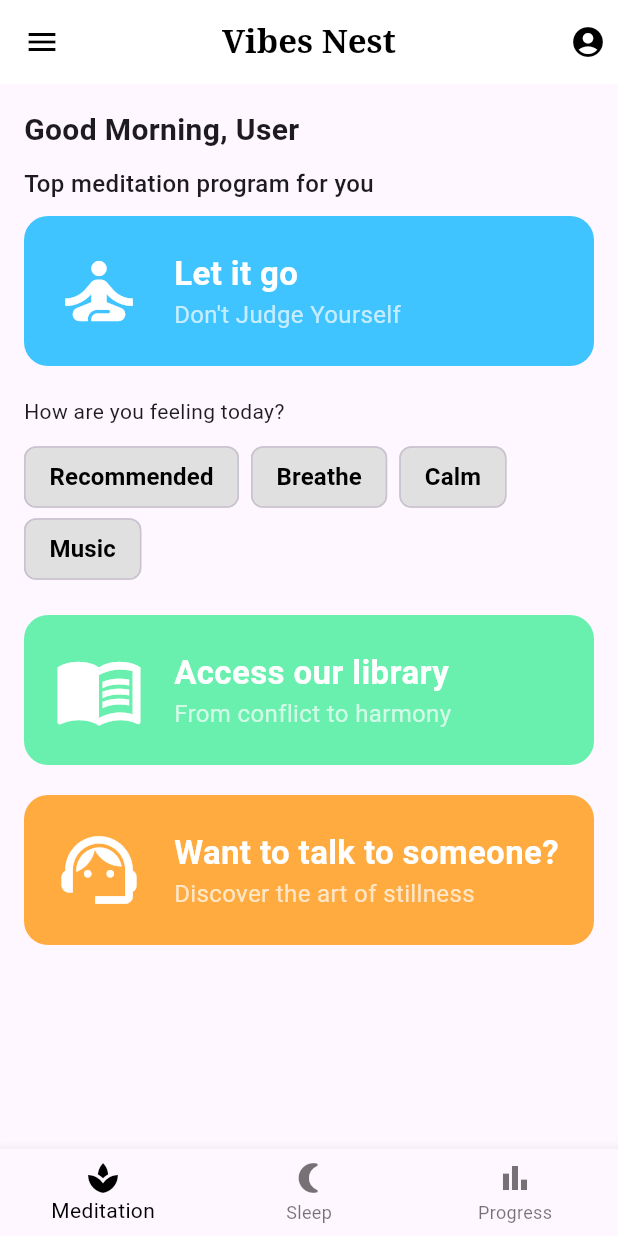
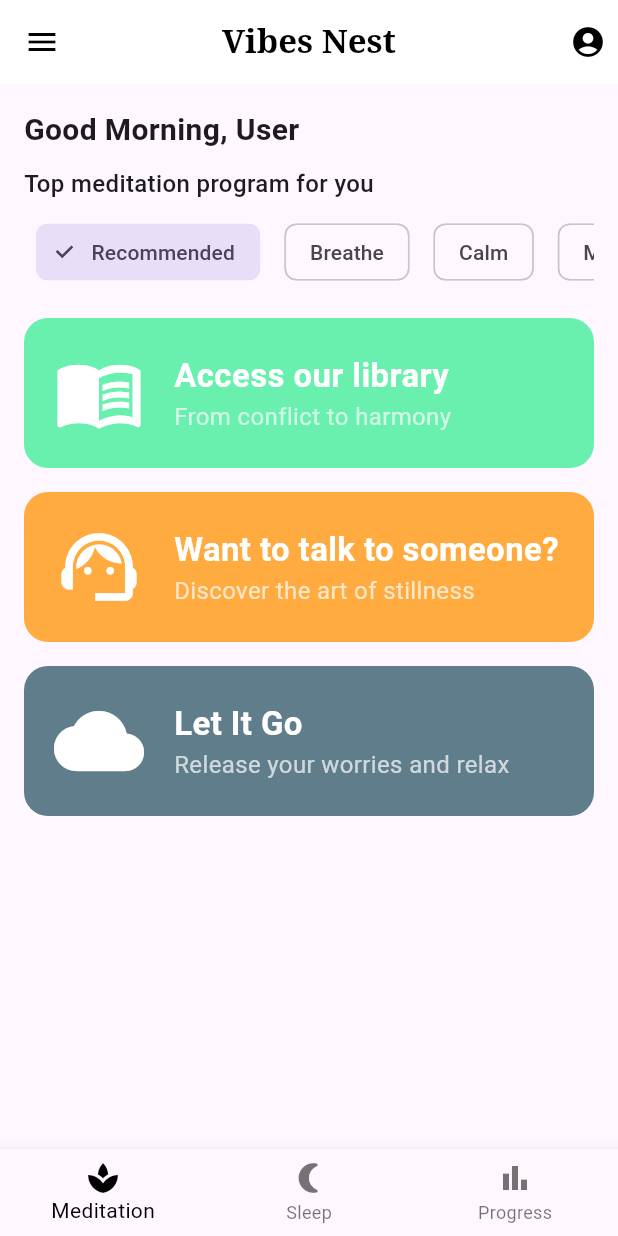
Before and after one commit to Dinuwara-HD/firstly, a Flutter app: the screen it shows after launch, on a phone screen of 412 x 824 dp. Run offline on Flutter 3.47's test engine with Material 3 defaults, Android fonts, the phone set to English and light mode, and no system bars; our stand-ins replace youtube_player_flutter.

Commit message:
updated home UI
added Yt videos&slider

```diff
--- a/lib/pages/home.dart
+++ b/lib/pages/home.dart
@@ -9,22 +9,74 @@ class HomePage extends StatefulWidget {
 }
 
 class _HomePageState extends State<HomePage> {
-  String _selectedCategory = '';
-  String _hoveredCategory = '';
+  String _selectedCategory = 'Recommended';
   int _selectedIndex = 0;
 
-  void _navigateTo(BuildContext context, String title) {
-    Navigator.push(
-      context,
-      MaterialPageRoute(builder: (context) => DetailPage(title: title)),
-    );
-  }
+  final Map<String, List<Map<String, dynamic>>> _categoryContent = {
+    'Recommended': [
+      {
+        'title': 'Access our library',
+        'subtitle': 'From conflict to harmony',
+        'color': Colors.greenAccent,
+        'icon': Icons.menu_book,
+      },
+      {
+        'title': 'Want to talk to someone?',
+        'subtitle': 'Discover the art of stillness',
+        'color': Colors.orangeAccent,
+        'icon': Icons.support_agent,
+      },
+      {
+        'title': 'Let It Go',
+        'subtitle': 'Release your worries and relax',
+        'color': Colors.blueGrey,
+        'icon': Icons.cloud,
+      },
+    ],
+    'Breathe': [
+      {
+        'title': 'Deep Breathing',
+        'subtitle': 'Improve your focus',
+        'color': Colors.blueAccent,
+        'icon': Icons.air,
+      },
+      {
+        'title': 'Breath Control',
+        'subtitle': 'Calm your mind',
+        'color': Colors.cyan,
+        'icon': Icons.self_improvement,
+      },
+    ],
+    'Calm': [
+      {
+        'title': 'Stay Calm',
+        'subtitle': 'Find inner peace',
+        'color': Colors.purpleAccent,
+        'icon': Icons.nightlight_round,
+      },
+    ],
+    'Music': [
+      {
+        'title': 'Relaxing Sounds',
+        'subtitle': 'Feel the tranquility',
+        'color': Colors.deepOrange,
+        'icon': Icons.music_note,
+      },
+    ],
+    'Community': [
+      {
+        'title': 'Join Discussions',
+        'subtitle': 'Engage with others',
+        'color': Colors.teal,
+        'icon': Icons.forum,
+      },
+    ],
+  };
 
   void _onCategoryTap(String category) {
     setState(() {
       _selectedCategory = category;
     });
-    _navigateTo(context, category);
   }
 
   void _onNavTap(int index) {
@@ -33,16 +85,25 @@ class _HomePageState extends State<HomePage> {
     });
 
     if (index == 0) {
-      // Navigate to Meditation Page
       Navigator.push(
         context,
         MaterialPageRoute(builder: (context) => const MeditationPage()),
       );
     } else {
-      // Keep other navigation as is
       List<String> pages = ['Sleep', 'Progress'];
       _navigateTo(context, pages[index - 1]);
     }
+  }
+
+  void _navigateTo(BuildContext context, String title) {
+    Navigator.push(
+      context,
+      MaterialPageRoute(
+          builder: (context) => Scaffold(
+                appBar: AppBar(title: Text(title)),
+                body: Center(child: Text('Content for $title')),
+              )),
+    );
   }
 
   @override
@@ -92,41 +153,21 @@ class _HomePageState extends State<HomePage> {
               style: TextStyle(fontSize: 16, fontWeight: FontWeight.w500),
             ),
             const SizedBox(height: 10),
-            _buildCard(
-              context,
-              title: 'Let it go',
-              subtitle: "Don't Judge Yourself",
-              duration: '32 min',
-              tracks: '8 tracks',
-              readTime: '2 min read',
-              color: Colors.lightBlueAccent,
-              image: Icons.self_improvement,
-            ),
-            const SizedBox(height: 20),
-            const Text('How are you feeling today?'),
-            const SizedBox(height: 10),
             _buildCategoryChips(),
             const SizedBox(height: 20),
-            _buildCard(
-              context,
-              title: 'Access our library',
-              subtitle: 'From conflict to harmony',
-              duration: '10 min',
-              tracks: '4 tracks',
-              readTime: '1 min read',
-              color: Colors.greenAccent,
-              image: Icons.menu_book,
-            ),
-            const SizedBox(height: 20),
-            _buildCard(
-              context,
-              title: 'Want to talk to someone?',
-              subtitle: 'Discover the art of stillness',
-              duration: '14 min',
-              tracks: '6 tracks',
-              readTime: '3 min read',
-              color: Colors.orangeAccent,
-              image: Icons.support_agent,
+            AnimatedSwitcher(
+              duration: const Duration(milliseconds: 300),
+              child: Column(
+                key: ValueKey<String>(_selectedCategory),
+                children: _categoryContent[_selectedCategory]!
+                    .map((data) => _buildCard(
+                          title: data['title'],
+                          subtitle: data['subtitle'],
+                          color: data['color'],
+                          image: data['icon'],
+                        ))
+                    .toList(),
+              ),
             ),
           ],
         ),
@@ -153,13 +194,31 @@ class _HomePageState extends State<HomePage> {
     );
   }
 
-  Widget _buildCard(
-    BuildContext context, {
+  Widget _buildCategoryChips() {
+    return SingleChildScrollView(
+      scrollDirection: Axis.horizontal,
+      child: Row(
+        children: _categoryContent.keys.map((category) {
+          return Padding(
+            padding: const EdgeInsets.symmetric(horizontal: 8.0),
+            child: ChoiceChip(
+              label: Text(category),
+              selected: _selectedCategory == category,
+              onSelected: (bool selected) {
+                if (selected) {
+                  _onCategoryTap(category);
+                }
+              },
+            ),
+          );
+        }).toList(),
+      ),
+    );
+  }
+
+  Widget _buildCard({
     required String title,
     required String subtitle,
-    required String duration,
-    required String tracks,
-    required String readTime,
     required Color color,
     required IconData image,
   }) {
@@ -171,6 +230,7 @@ class _HomePageState extends State<HomePage> {
           borderRadius: BorderRadius.circular(16),
         ),
         padding: const EdgeInsets.all(20),
+        margin: const EdgeInsets.only(bottom: 16),
         child: Row(
           children: [
             Icon(image, size: 60, color: Colors.white),
@@ -198,50 +258,4 @@ class _HomePageState extends State<HomePage> {
       ),
     );
   }
-
-  Widget _buildCategoryChips() {
-    final categories = ['Recommended', 'Breathe', 'Calm', 'Music'];
-    return Wrap(
-      spacing: 8.0,
-      children: categories.map((category) {
-        bool isSelected = _selectedCategory == category;
-        bool isHovered = _hoveredCategory == category;
-        return MouseRegion(
-          onEnter: (_) => setState(() => _hoveredCategory = category),
-          onExit: (_) => setState(() => _hoveredCategory = ''),
-          child: GestureDetector(
-            onTap: () => _onCategoryTap(category),
-            child: Chip(
-              label: Text(category),
-              backgroundColor: isSelected
-                  ? Colors.black
-                  : isHovered
-                      ? Colors.blueGrey
-                      : Colors.grey.shade300,
-              labelStyle: TextStyle(
-                fontSize: 16,
-                fontWeight: FontWeight.bold,
-                color: isSelected || isHovered ? Colors.white : Colors.black,
-              ),
-            ),
-          ),
-        );
-      }).toList(),
-    );
-  }
 }
-
-class DetailPage extends StatelessWidget {
-  final String title;
-  const DetailPage({super.key, required this.title});
-
-  @override
-  Widget build(BuildContext context) {
-    return Scaffold(
-      appBar: AppBar(title: Text(title)),
-      body: Center(
-        child: Text('Welcome to $title page!', style: TextStyle(fontSize: 24)),
-      ),
-    );
-  }
-}
```
Also changed, not shown: pubspec.yaml (+4 -3 lines), pubspec.lock, 3 other files.
